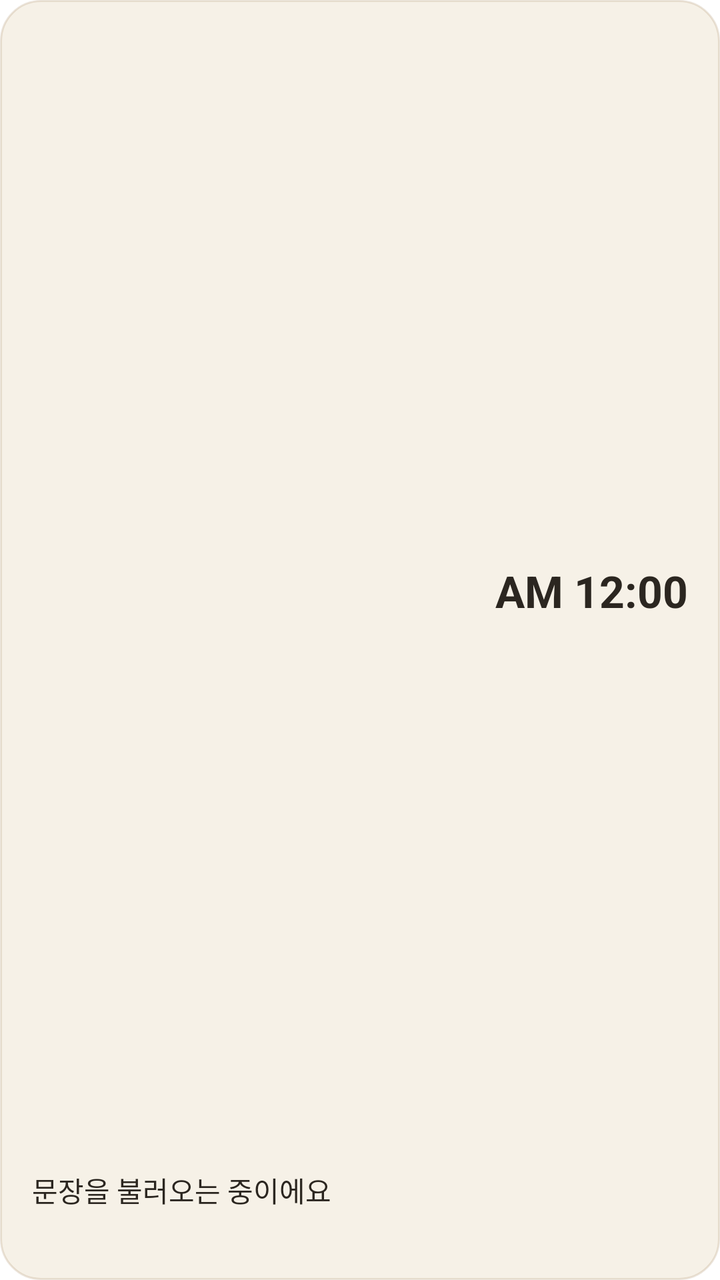
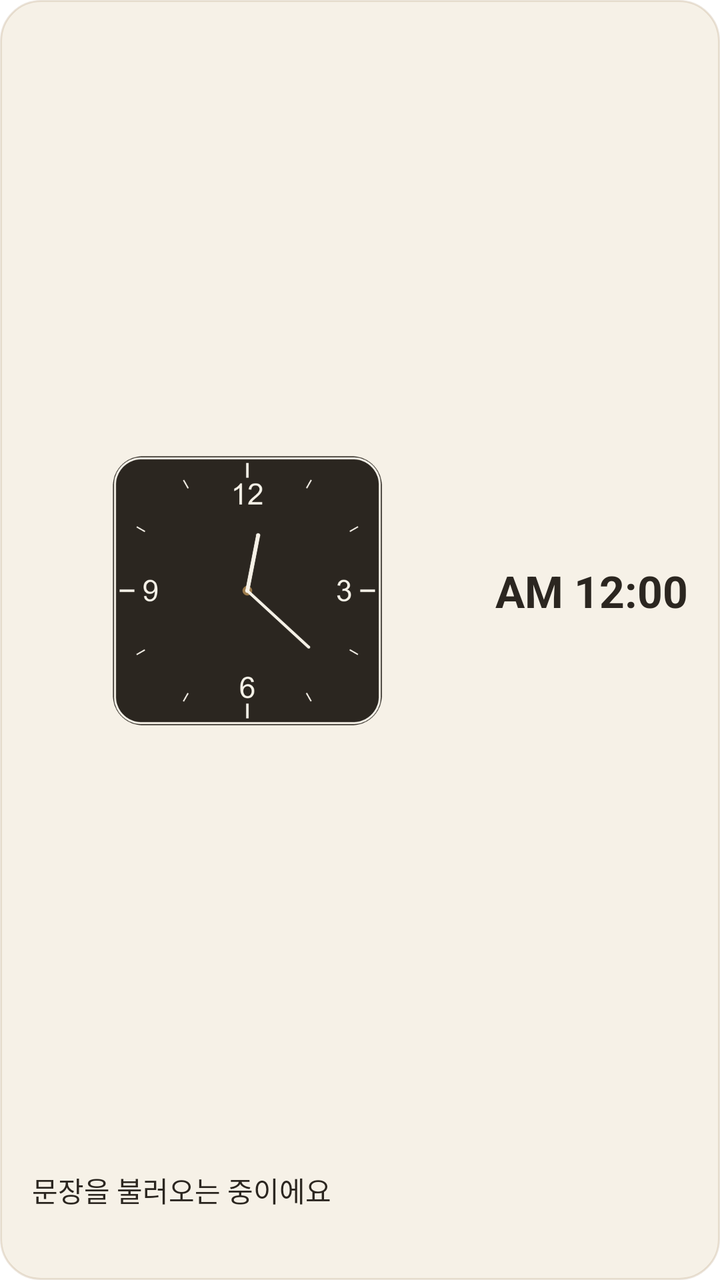

The first picture is an Android layout as it rendered before a commit; the second is the same layout after the commit. The layout source and the unified diff follow.
<!-- AndroidManifest.xml: fallback theme Theme.MaterialComponents.DayNight.NoActionBar -->
<!-- res/layout/widget_large.xml -->
<?xml version="1.0" encoding="utf-8"?>
<LinearLayout xmlns:android="http://schemas.android.com/apk/res/android"
    android:id="@+id/widget_root"
    android:layout_width="match_parent"
    android:layout_height="match_parent"
    android:orientation="vertical"
    android:background="@drawable/widget_background"
    android:padding="16dp">

    
    <LinearLayout
        android:layout_width="match_parent"
        android:layout_height="0dp"
        android:layout_weight="1"
        android:orientation="horizontal"
        android:gravity="center_vertical">

        <ImageView
            android:id="@+id/widget_clock_image"
            android:layout_width="0dp"
            android:layout_height="match_parent"
            android:layout_weight="1"
            android:scaleType="fitCenter"
            android:contentDescription="@null" />

        <TextClock
            android:id="@+id/widget_clock_text"
            android:layout_width="wrap_content"
            android:layout_height="wrap_content"
            android:layout_marginStart="16dp"
            android:format12Hour="a h:mm"
            android:format24Hour="a h:mm"
            android:textSize="22sp"
            android:textStyle="bold"
            android:textColor="#2B2620" />

    </LinearLayout>

    <TextView
        android:id="@+id/widget_quote"
        android:layout_width="match_parent"
        android:layout_height="wrap_content"
        android:layout_marginTop="10dp"
        android:text="문장을 불러오는 중이에요"
        android:textSize="14sp"
        android:textColor="#2B2620"
        android:maxLines="2"
        android:ellipsize="end" />

    <TextView
        android:id="@+id/widget_attribution"
        android:layout_width="match_parent"
        android:layout_height="wrap_content"
        android:layout_marginTop="4dp"
        android:text=""
        android:textSize="11sp"
        android:textColor="#8A6438"
        android:maxLines="1"
        android:ellipsize="end" />

</LinearLayout>
<!-- resources referenced by this layout -->
<resources>
  <!-- drawable widget_background (drawable) -->
  <?xml version="1.0" encoding="utf-8"?>
  <shape xmlns:android="http://schemas.android.com/apk/res/android">
      <solid android:color="#F6F1E7" />
      <stroke android:width="1dp" android:color="#339C7A4A" />
      <corners android:radius="20dp" />
  </shape>
</resources>

<!-- the commit's change to res/layout/widget_large.xml (unified diff, before → after) -->
@@ -15,13 +15,14 @@
         android:orientation="horizontal"
         android:gravity="center_vertical">
 
-        <ImageView
-            android:id="@+id/widget_clock_image"
+        <AnalogClock
+            android:id="@+id/widget_clock_analog"
             android:layout_width="0dp"
             android:layout_height="match_parent"
             android:layout_weight="1"
-            android:scaleType="fitCenter"
-            android:contentDescription="@null" />
+            android:dial="@drawable/widget_clock_dial"
+            android:hand_hour="@drawable/widget_clock_hand_hour"
+            android:hand_minute="@drawable/widget_clock_hand_minute" />
 
         <TextClock
             android:id="@+id/widget_clock_text"
<!-- resource entries referenced after the edit -->
@@ -7,5 +7,8 @@
       <stroke android:width="1dp" android:color="#339C7A4A" />
       <corners android:radius="20dp" />
   </shape>
+  <!-- drawable widget_clock_dial: png bitmap (drawable-xxxhdpi, 32332 bytes) -->
+  <!-- drawable widget_clock_hand_hour: png bitmap (drawable-xxxhdpi, 2447 bytes) -->
+  <!-- drawable widget_clock_hand_minute: png bitmap (drawable-xxxhdpi, 2420 bytes) -->
 </resources>
 
